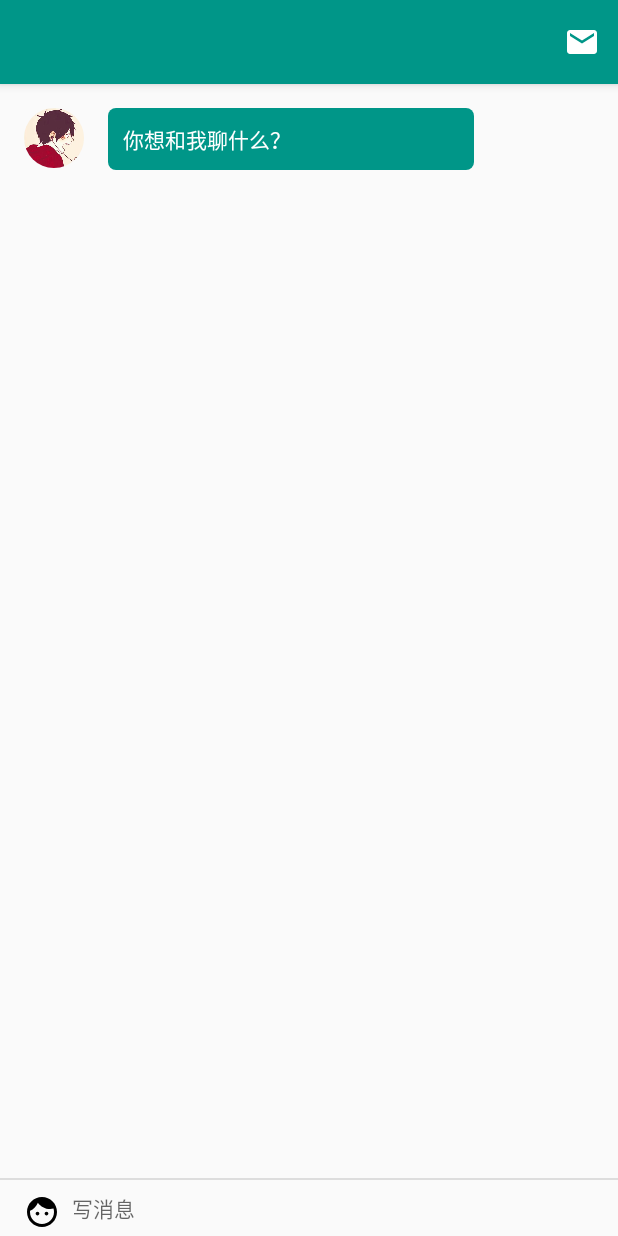
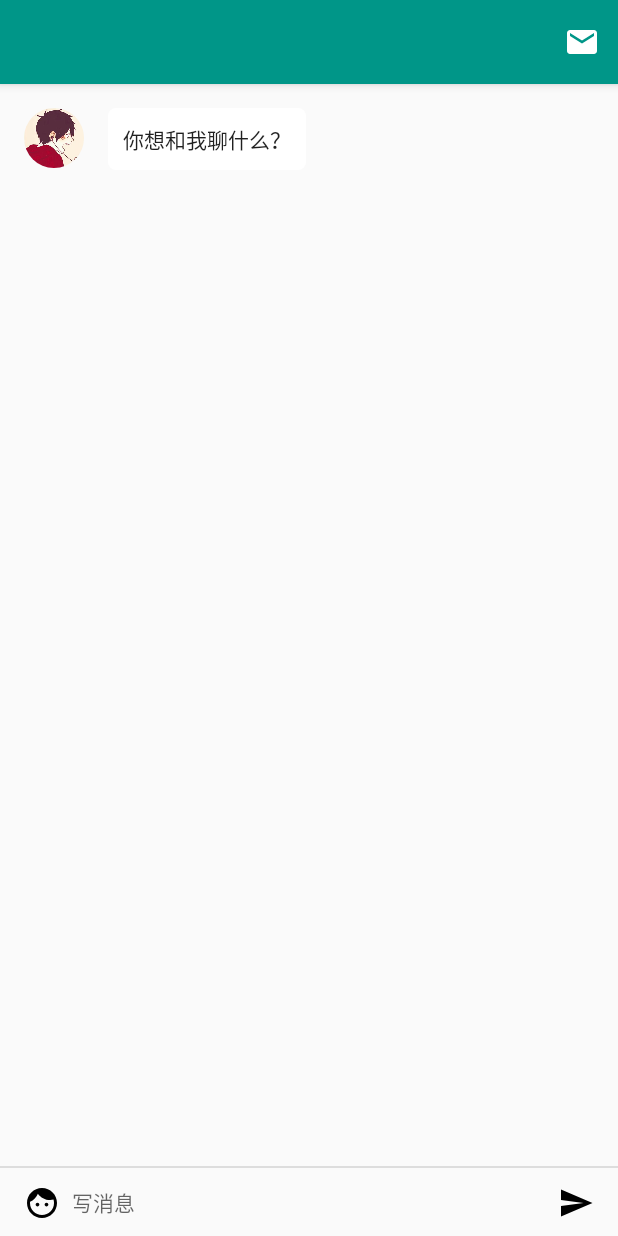
Before and after one commit to wjy92/EChat, an Android app: the ConversationActivity screen opened directly, with no data from a screen before it, on a phone screen of 412 x 824 dp. Run offline under Robolectric (Android 15) with nearby library versions, the phone set to English and light mode, and no system bars; our stand-ins replace ButterKnife, CircleImageView; libraries missing offline, so code that uses them is left out: com.balysv.materialmenu, com.jakewharton.rxbinding, rx.functions; pictures from the network do not load; 6 statements that could not run were skipped.

Commit message:
更新聊天界面UI

```diff
--- a/app/src/main/java/com/thirdnet/echat/activity/ConversationActivity.java
+++ b/app/src/main/java/com/thirdnet/echat/activity/ConversationActivity.java
@@ -3,28 +3,55 @@ package com.thirdnet.echat.activity;
 import android.graphics.Color;
 import android.os.Bundle;
 import android.support.v7.app.AppCompatActivity;
+import android.support.v7.widget.DefaultItemAnimator;
 import android.support.v7.widget.LinearLayoutManager;
 import android.support.v7.widget.RecyclerView;
 import android.support.v7.widget.Toolbar;
+import android.text.TextUtils;
 import android.view.Menu;
 import android.view.View;
+import android.widget.EditText;
+import android.widget.ImageView;
 
 import com.balysv.materialmenu.MaterialMenuDrawable;
+import com.jakewharton.rxbinding.view.RxView;
 import com.thirdnet.echat.R;
 import com.thirdnet.echat.adapter.SessionAdapter;
 
 import butterknife.Bind;
 import butterknife.ButterKnife;
+import rx.functions.Action1;
 
 public class ConversationActivity extends AppCompatActivity {
 
     @Bind(R.id.toolbar)
     Toolbar mToolbar;
 
+    /**
+     * 消息主体RecyclerView
+     */
     @Bind(R.id.rv)
     RecyclerView mRv;
 
+    /**
+     * 发送按钮
+     */
+    @Bind(R.id.send)
+    ImageView mSend;
+
+    /**
+     * 消息内容编辑文本
+     */
+    @Bind(R.id.message_edittext)
+    EditText mMessage;
+
+    /**
+     * 左上角导航栏所用图标
+     */
     private MaterialMenuDrawable mMaterialMenuDrawable;
+
+
+    private SessionAdapter mAdapter;
 
     @Override
     protected void onCreate(Bundle savedInstanceState) {
@@ -51,10 +78,22 @@ public class ConversationActivity extends AppCompatActivity {
             }
         });
 
+        RxView.clicks(mSend).subscribe(new Action1<Void>() {
+            @Override
+            public void call(Void aVoid) {
+                if (!TextUtils.isEmpty(mMessage.getText())) {
+                    mAdapter.newMessage(mMessage.getText().toString());
+                    mMessage.setText("");
+                }
+            }
+        });
+
 
         mRv.setHasFixedSize(true);
         mRv.setLayoutManager(new LinearLayoutManager(this));
-        mRv.setAdapter(new SessionAdapter(this));
+        mAdapter = new SessionAdapter(this, mRv);
+        mRv.setAdapter(mAdapter);
+        mRv.setItemAnimator(new DefaultItemAnimator());
 
     }
 
--- a/app/src/main/java/com/thirdnet/echat/adapter/SessionAdapter.java
+++ b/app/src/main/java/com/thirdnet/echat/adapter/SessionAdapter.java
@@ -31,12 +31,15 @@ public class SessionAdapter extends RecyclerView.Adapter {
 
     private Context mContext;
 
+    private RecyclerView mRv;
+
     private static final int TYPE_OTHERS = 100;
 
     private static final int TYPE_MINE = 101;
 
-    public SessionAdapter(Context context) {
+    public SessionAdapter(Context context, RecyclerView recyclerView) {
         mContext = context;
+        mRv = recyclerView;
         mTargetPerson = new PersonBean(1l, R.mipmap.portrait_test1);
         mMessages = new ArrayList<>();
         MessageBean messageBean = new MessageBean(mTargetPerson, "你想和我聊什么？");
@@ -64,7 +67,6 @@ public class SessionAdapter extends RecyclerView.Adapter {
     @Override
     public void onBindViewHolder(RecyclerView.ViewHolder holder, int position) {
         if (holder instanceof SessionMineViewHolder) {
-            ((SessionMineViewHolder) holder).portrait.setImageResource(mMessages.get(position).getPersonBean().getPortrait());
             ((SessionMineViewHolder) holder).message.setText(mMessages.get(position).getMsg());
         } else {
             ((SessionOthersViewHolder) holder).portrait.setImageResource(mMessages.get(position).getPersonBean().getPortrait());
@@ -75,6 +77,14 @@ public class SessionAdapter extends RecyclerView.Adapter {
     @Override
     public int getItemCount() {
         return mMessages.size();
+    }
+
+    public void newMessage(String message) {
+        int preEnd = mMessages.size();
+        MessageBean messageBean = new MessageBean(((MyApp) (mContext.getApplicationContext())).getMyInfo(), message);
+        mMessages.add(preEnd, messageBean);
+        notifyItemInserted(preEnd);
+        mRv.scrollToPosition(preEnd);
     }
 
     class SessionOthersViewHolder extends RecyclerView.ViewHolder {
@@ -90,11 +100,9 @@ public class SessionAdapter extends RecyclerView.Adapter {
 
     class SessionMineViewHolder extends RecyclerView.ViewHolder {
         TextView message;
-        CircleImageView portrait;
 
         public SessionMineViewHolder(View itemView) {
             super(itemView);
-            portrait = (CircleImageView) itemView.findViewById(R.id.portrait);
             message = (TextView) itemView.findViewById(R.id.message);
         }
     }
--- /dev/null
+++ b/app/src/main/res/drawable/ic_send.xml
@@ -0,0 +1,10 @@
+<?xml version="1.0" encoding="utf-8"?>
+<vector xmlns:android="http://schemas.android.com/apk/res/android"
+    android:width="24dp"
+    android:height="24dp"
+    android:viewportHeight="24"
+    android:viewportWidth="24">
+    <path
+        android:fillColor="#000000"
+        android:pathData="M2.01 21L23 12 2.01 3 2 10l15 2-15 2z" />
+</vector>
--- a/app/src/main/res/layout/activity_conversation.xml
+++ b/app/src/main/res/layout/activity_conversation.xml
@@ -52,21 +52,32 @@
                 android:layout_width="wrap_content"
                 android:layout_height="wrap_content"
                 android:layout_gravity="bottom"
-                android:layout_marginBottom="4dp"
+                android:layout_marginBottom="10dp"
                 android:layout_marginLeft="@dimen/activity_horizontal_margin"
                 android:src="@drawable/ic_face" />
 
             <EditText
                 android:id="@+id/message_edittext"
-                android:layout_width="match_parent"
+                android:layout_width="0dp"
                 android:layout_height="wrap_content"
+                android:layout_marginLeft="8dp"
+                android:layout_marginRight="8dp"
+                android:layout_weight="1"
                 android:background="@color/sessionMessageBackgroud"
                 android:hint="写消息"
-                android:paddingBottom="8dp"
-                android:paddingLeft="8dp"
-                android:paddingRight="8dp"
-                android:paddingTop="8dp"
+                android:paddingBottom="12dp"
+                android:paddingTop="12dp"
+                android:textColor="@color/textBlack"
                 android:textSize="@dimen/textSize" />
+
+            <ImageView
+                android:id="@+id/send"
+                android:layout_width="wrap_content"
+                android:layout_height="wrap_content"
+                android:layout_gravity="bottom"
+                android:layout_marginBottom="10dp"
+                android:layout_marginRight="@dimen/activity_horizontal_margin"
+                android:src="@drawable/ic_send" />
 
 
         </LinearLayout>
--- a/app/src/main/res/layout/rv_activity_session_message_others.xml
+++ b/app/src/main/res/layout/rv_activity_session_message_others.xml
@@ -14,15 +14,15 @@
 
     <TextView
         android:id="@+id/message"
-        android:layout_width="match_parent"
+        android:layout_width="wrap_content"
         android:layout_height="wrap_content"
         android:layout_marginBottom="@dimen/activity_vertical_margin"
         android:layout_marginLeft="@dimen/activity_horizontal_margin"
         android:layout_marginRight="@dimen/session_message_margin"
         android:layout_marginTop="@dimen/activity_vertical_margin"
         android:layout_toRightOf="@id/portrait"
-        android:background="@drawable/bg_session_message_other"
-        android:textSize="@dimen/textSize"
+        android:background="@drawable/bg_session_message_mine"
         android:padding="@dimen/session_message_text_padding"
-        android:textColor="@color/textWhite" />
+        android:textColor="@color/textBlack"
+        android:textSize="@dimen/textSize" />
 </RelativeLayout>
```
Also changed, not shown: app/src/main/res/layout/rv_activity_session_message_mine.xml (+3 -13 lines).
